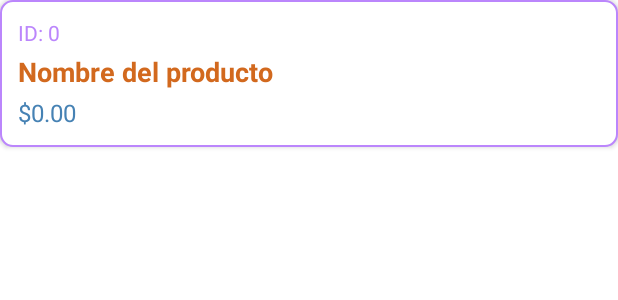
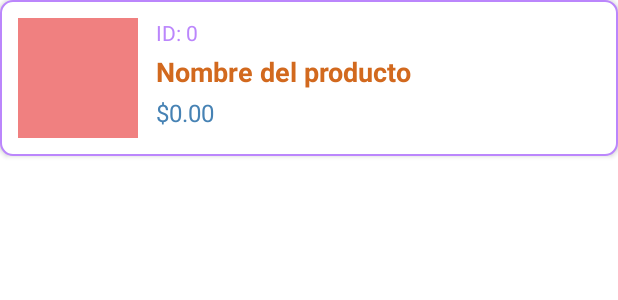
Before and after one commit to nparadab/PasteleriaApp, an Android app: the layout item_producto.xml on its own in the app's theme, with its tools: preview values and no code run, on a phone screen of 412 x 824 dp. Shown: the top 300 px of the screen. Run offline under Robolectric (Android 15) with nearby library versions, the phone set to English and light mode, and no system bars.

Commit message:
Agrega animaciones de carga, transición entre pantallas y soporte para imagen en Adapter

```diff
--- a/app/src/main/res/layout/item_producto.xml
+++ b/app/src/main/res/layout/item_producto.xml
@@ -3,11 +3,25 @@
     xmlns:android="http://schemas.android.com/apk/res/android"
     android:layout_width="match_parent"
     android:layout_height="wrap_content"
-    android:orientation="vertical"
+    android:orientation="horizontal"
     android:padding="12dp"
     android:background="@drawable/item_fondo"
     android:layout_marginBottom="8dp"
     android:elevation="2dp">
+
+    <ImageView
+        android:id="@+id/imgProducto"
+        android:layout_width="80dp"
+        android:layout_height="80dp"
+        android:layout_marginEnd="12dp"
+        android:scaleType="centerCrop"
+        android:background="@color/pastelBoton" />
+
+    <LinearLayout
+        android:layout_width="0dp"
+        android:layout_height="wrap_content"
+        android:layout_weight="1"
+        android:orientation="vertical">
 
         <TextView
             android:id="@+id/txtId"
@@ -36,3 +50,4 @@
             android:textColor="@color/pastelPrecio"
             android:layout_marginTop="4dp" />
     </LinearLayout>
+</LinearLayout>
```
Also changed, not shown: app/build.gradle.kts (+7 -2 lines), app/src/main/java/com/proyecto1/milsabores/view/AgregarProductoActivity.kt (+6 -1 lines), app/src/main/java/com/proyecto1/milsabores/view/ProductoAdapter.kt (+16 -0 lines), app/src/main/res/drawable/loading_animation.xml (added, +10 -0 lines), app/src/main/res/drawable/error_imagen.png (added), app/src/main/res/drawable/frame1.png (added), app/src/main/res/drawable/frame2.png (added), app/src/main/res/drawable/frame3.png (added). Lines whose indentation alone changed are shown as unchanged.
